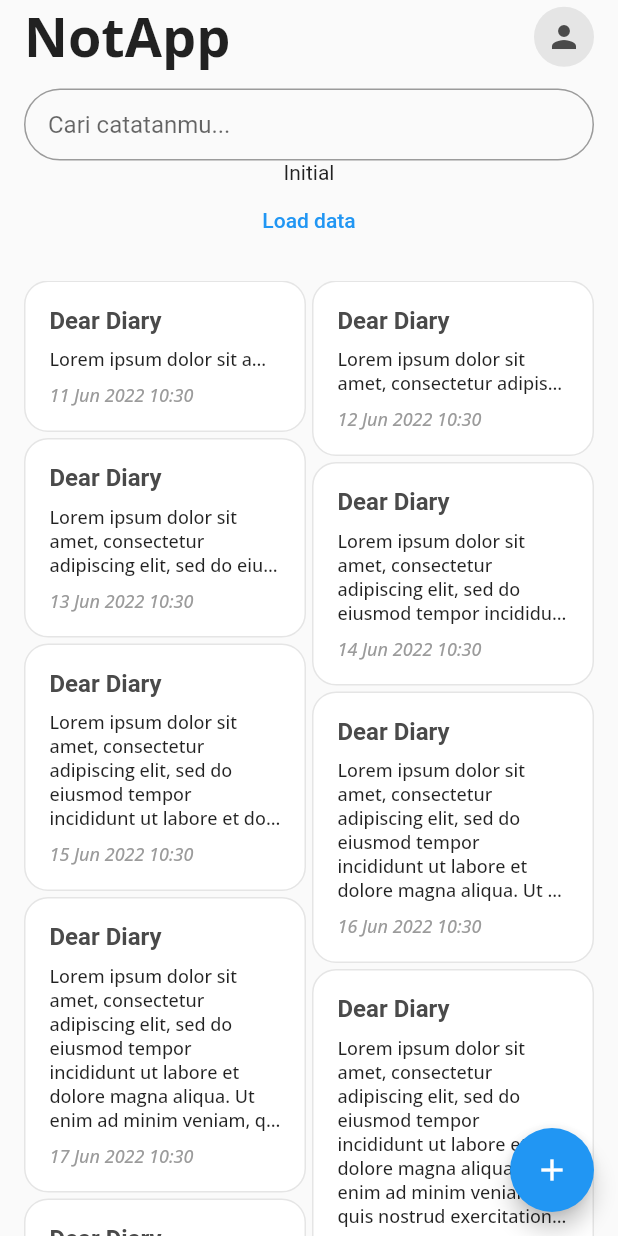
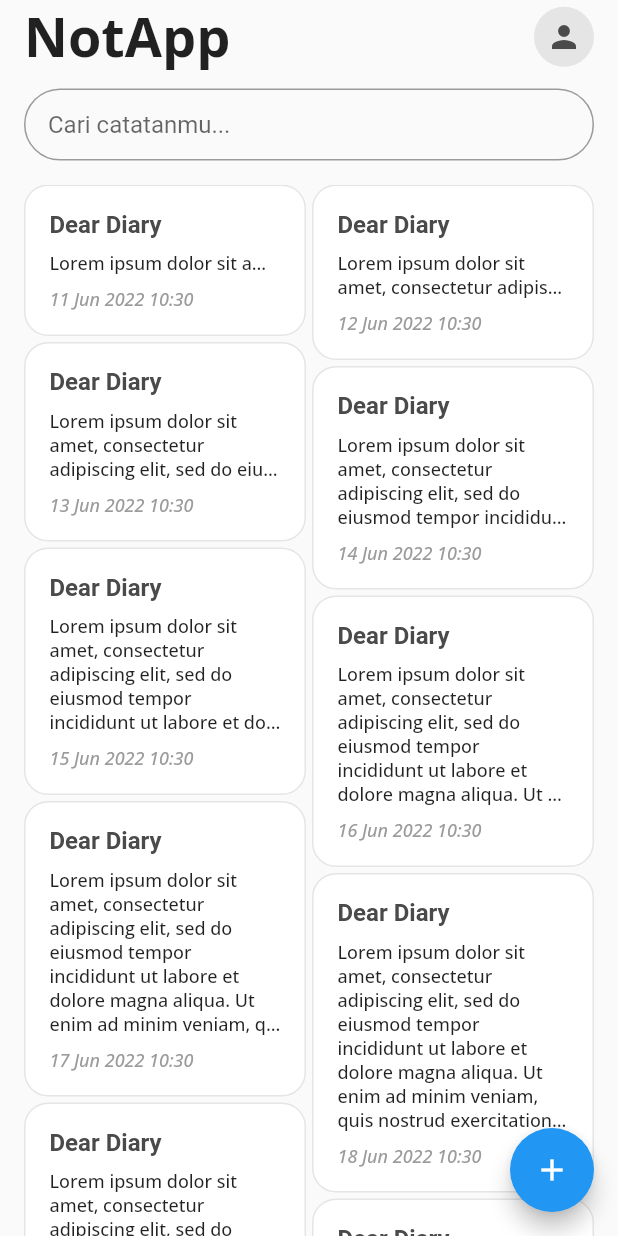
Before and after one commit to fahami/notes_restapi, a Flutter app: the NotesScreen screen opened by its route, on a phone screen of 412 x 824 dp. Run offline on Flutter 3.47's test engine with Material 2 defaults, Android fonts, the light colour scheme and no system bars; our stand-ins replace bloc, dartz, dio, equatable, flutter_bloc, get_it and 6 more; accounts and stored records are empty; Roboto replaces fonts that are missing (Vollkorn); statements that could not run were skipped.

```diff
--- a/lib/features/todo/domain/entities/color.dart
+++ b/lib/features/todo/domain/entities/color.dart
@@ -8,9 +8,11 @@ class TodoColor extends HiveObject with EquatableMixin {
   String id;
   @HiveField(1)
   final String colorType;
+  @HiveField(2)
+  final String colorName;
 
-  TodoColor(this.id, this.colorType);
+  TodoColor(this.id, this.colorType, this.colorName);
 
   @override
-  List<Object?> get props => [id, colorType];
+  List<Object?> get props => [id, colorType, colorName];
 }
--- a/lib/features/todo/presentation/pages/notes/notes.dart
+++ b/lib/features/todo/presentation/pages/notes/notes.dart
@@ -60,27 +60,6 @@ class NotesScreen extends StatelessWidget {
                         ),
                       ),
                     ),
-                    BlocBuilder<NoteBloc, NoteState>(
-                      builder: (context, state) {
-                        if (state is Loaded) {
-                          return Text(state.todos.toString());
-                        } else if (state is Error) {
-                          return const Text("Error");
-                        } else if (state is Loading) {
-                          return const Text("Loading");
-                        } else {
-                          return const Text("Initial");
-                        }
-                      },
-                    ),
-                    Builder(builder: (context) {
-                      return TextButton(
-                          onPressed: () {
-                            BlocProvider.of<NoteBloc>(context).add(
-                                const GetTodosEvent("GrFpmSJo9cUAQb537DE4"));
-                          },
-                          child: const Text("Load data"));
-                    }),
                   ],
                 ),
               ),
```
Also changed, not shown: lib/features/auth/domain/entities/user.dart (+6 -6 lines), lib/features/auth/domain/entities/user.g.dart (deleted), lib/features/todo/domain/entities/color.g.dart.
